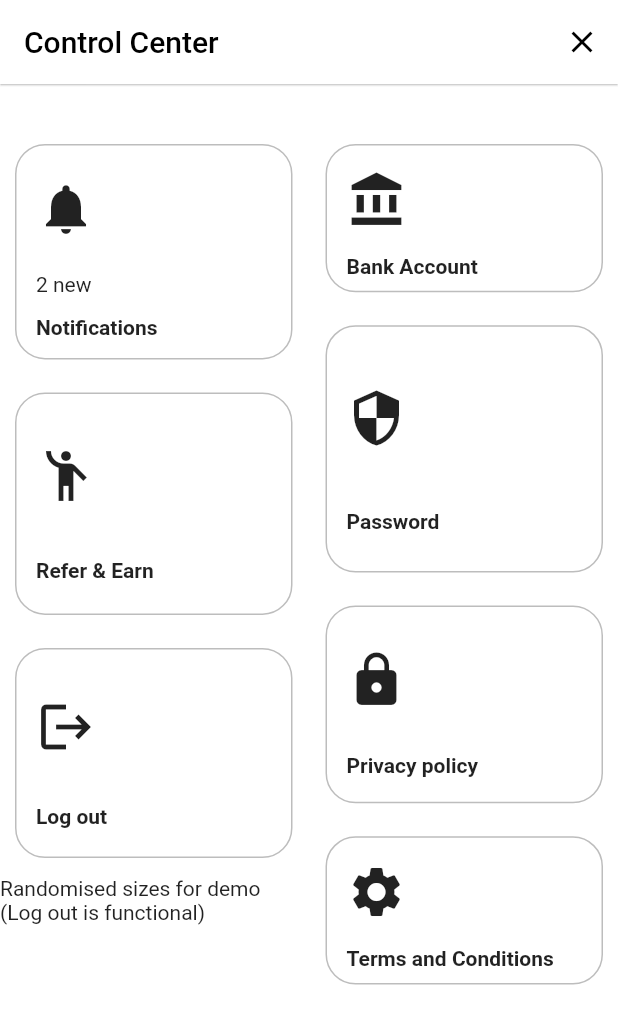
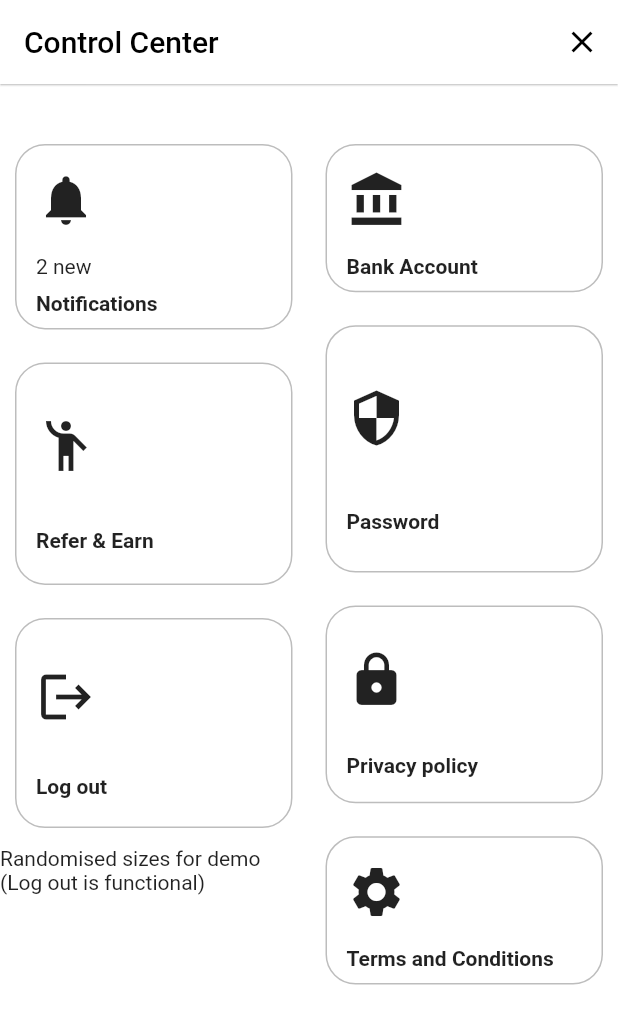
Before and after one commit to PrathameshAnwekar/zerobalance, a Flutter app: the HomeScreenTab screen opened directly, after a tap on the "grid view" icon, on a phone screen of 412 x 824 dp. Shown: the top 1024 px of the screen. Run offline on Flutter 3.47's test engine with Material 2 defaults, Android fonts, the phone set to English and light mode, and no system bars; our stand-ins replace auto_size_text, bottom_navy_bar, connectivity_plus, firebase_auth, firebase_core, flutter_riverpod and 2 more; missing offline and left inert: flutter_displaymode, flutter_floating_bottom_bar; accounts and stored records are empty.

Commit message:
minor changes

```diff
--- a/lib/screens/controlCenter.dart
+++ b/lib/screens/controlCenter.dart
@@ -121,7 +121,7 @@ class SettingsCard extends StatelessWidget {
       child: Container(
         margin: EdgeInsets.all(10),
         width: SizeConfig.screenWidth * 0.4,
-        height: (SizeConfig.screenHeight * hm) + (value > 0 ? 20 : 0),
+        height: (SizeConfig.screenHeight * hm) ,
         decoration: BoxDecoration(
             border: Border.all(color: Colors.grey.shade400),
             borderRadius: BorderRadius.all(Radius.circular(20))),
--- a/lib/utils/customAppBar.dart
+++ b/lib/utils/customAppBar.dart
@@ -14,13 +14,12 @@ AppBar customAppBar(BuildContext context) {
               Icons.grid_view_outlined,
               color: Colors.black,
               size: 30,
-            ))
+            )), SizedBox(width: 20,)
       ],
-      leading: const Padding(
-        padding: EdgeInsets.all(5.0),
+      leading:  Container(
+        padding: EdgeInsets.fromLTRB(10, 0, 0, 0),
         child: CircleAvatar(
-          minRadius: 15,
-          maxRadius: 15,
+          backgroundImage: AssetImage('assets/images/randomProfilePic.png'),
         ),
       ),
       elevation: 0.5,
--- a/pubspec.yaml
+++ b/pubspec.yaml
@@ -77,6 +77,7 @@ flutter:
     - assets/images/yesBank.png
     - assets/images/RuPay.png
     - assets/images/networkError.png
+    - assets/images/randomProfilePic.png
 
 
   # An image asset can refer to one or more resolution-specific "variants", see
```
Also changed, not shown: assets/images/randomProfilepic.png.
